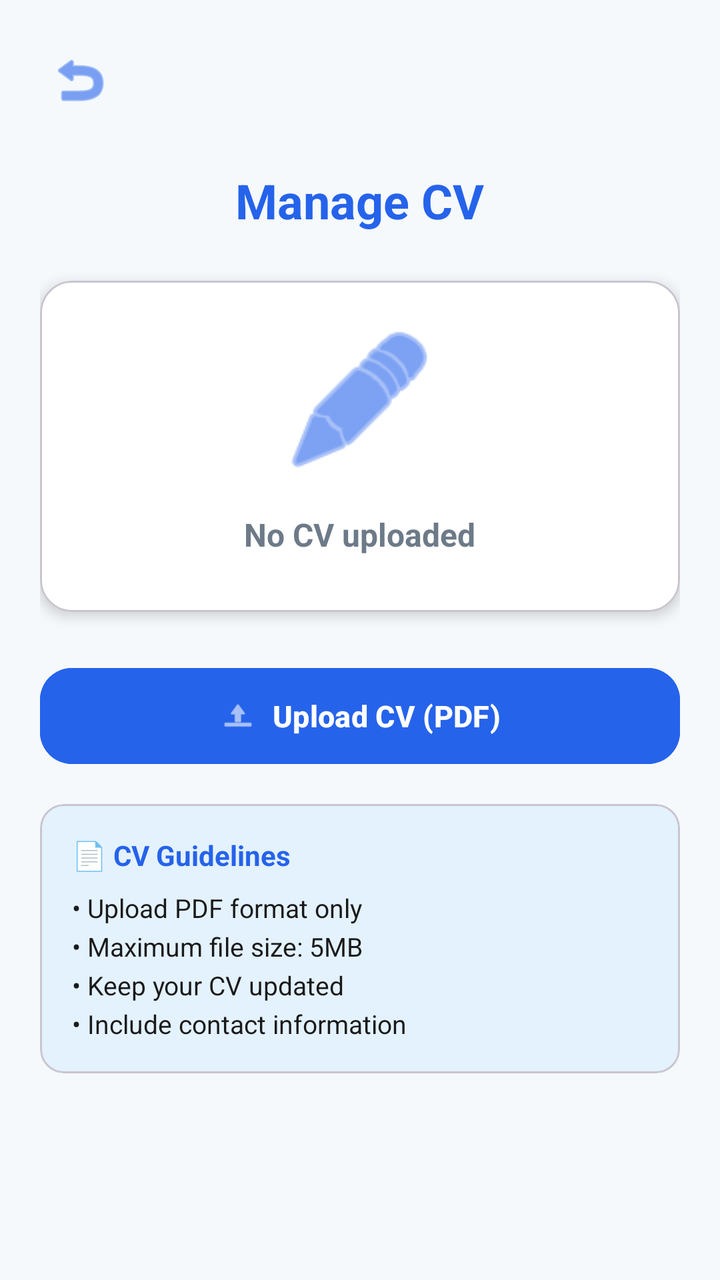
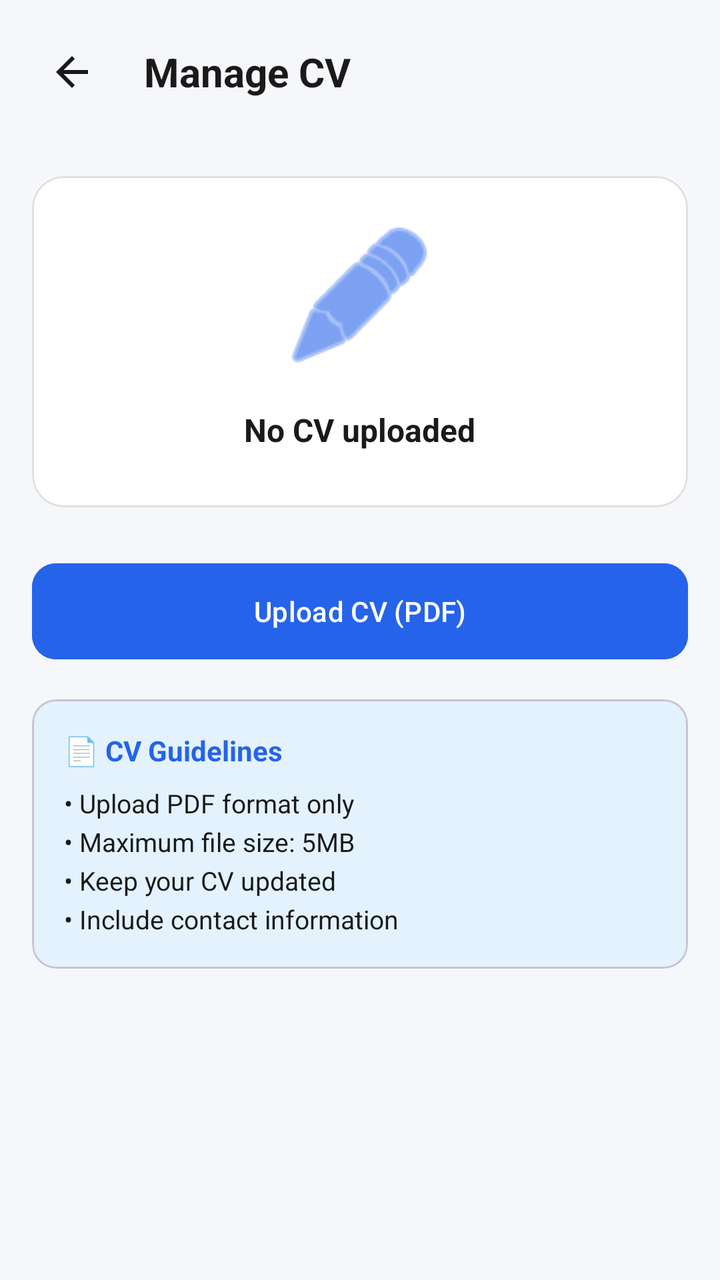

Two renders of the same Android screen: before a commit and after it. Below are the layout's source before the change and the commit's diff.
<!-- AndroidManifest.xml: application theme Theme.WorkWiseSA -->
<!-- res/layout/settingsmanagecv.xml -->
<?xml version="1.0" encoding="utf-8"?>
<ScrollView
    xmlns:android="http://schemas.android.com/apk/res/android"
    xmlns:app="http://schemas.android.com/apk/res-auto"
    xmlns:tools="http://schemas.android.com/tools"
    android:layout_width="match_parent"
    android:layout_height="match_parent"
    android:background="#F5F9FC"
    android:fillViewport="true">

    <LinearLayout
        android:layout_width="match_parent"
        android:layout_height="wrap_content"
        android:orientation="vertical"
        android:padding="20dp">

        
        <ImageButton
            android:id="@+id/backButton"
            android:layout_width="40dp"
            android:layout_height="40dp"
            android:layout_marginBottom="24dp"
            android:background="?attr/selectableItemBackgroundBorderless"
            android:src="@android:drawable/ic_menu_revert"
            app:tint="@color/colorPrimary"
            tools:ignore="ContentDescription" />

        
        <TextView
            android:layout_width="wrap_content"
            android:layout_height="wrap_content"
            android:layout_gravity="center_horizontal"
            android:text="Manage CV"
            android:textColor="@color/colorPrimary"
            android:textSize="24sp"
            android:textStyle="bold"
            android:layout_marginBottom="24dp" />

        
        <com.google.android.material.card.MaterialCardView
            android:id="@+id/cvStatusCard"
            android:layout_width="match_parent"
            android:layout_height="wrap_content"
            android:layout_marginBottom="24dp"
            android:backgroundTint="#FFFFFF"
            app:cardCornerRadius="16dp"
            app:cardElevation="4dp">

            <LinearLayout
                android:layout_width="match_parent"
                android:layout_height="wrap_content"
                android:orientation="vertical"
                android:padding="20dp"
                android:gravity="center">

                
                <ImageView
                    android:id="@+id/cvIcon"
                    android:layout_width="80dp"
                    android:layout_height="80dp"
                    android:layout_marginBottom="16dp"
                    android:src="@android:drawable/ic_menu_edit"
                    app:tint="@color/colorPrimary"
                    tools:ignore="ContentDescription" />

                
                <TextView
                    android:id="@+id/cvStatusText"
                    android:layout_width="wrap_content"
                    android:layout_height="wrap_content"
                    android:text="No CV uploaded"
                    android:textColor="#6D7A88"
                    android:textSize="16sp"
                    android:textStyle="bold"
                    android:layout_marginBottom="8dp" />

                
                <TextView
                    android:id="@+id/cvFileName"
                    android:layout_width="wrap_content"
                    android:layout_height="wrap_content"
                    android:text=""
                    android:textColor="#1A1A1A"
                    android:textSize="14sp"
                    android:visibility="gone"
                    android:layout_marginBottom="8dp" />

                
                <TextView
                    android:id="@+id/cvUploadDate"
                    android:layout_width="wrap_content"
                    android:layout_height="wrap_content"
                    android:text=""
                    android:textColor="#6D7A88"
                    android:textSize="12sp"
                    android:visibility="gone" />
            </LinearLayout>
        </com.google.android.material.card.MaterialCardView>

        
        <com.google.android.material.button.MaterialButton
            android:id="@+id/uploadCvButton"
            style="@style/Widget.Material3.Button"
            android:layout_width="match_parent"
            android:layout_height="56dp"
            android:layout_marginBottom="16dp"
            android:text="Upload CV (PDF)"
            android:textSize="15sp"
            android:textStyle="bold"
            app:icon="@android:drawable/ic_menu_upload"
            app:iconGravity="textStart"
            app:cornerRadius="16dp"
            android:backgroundTint="@color/colorPrimary" />

        
        <com.google.android.material.button.MaterialButton
            android:id="@+id/viewCvButton"
            style="@style/Widget.Material3.Button.OutlinedButton"
            android:layout_width="match_parent"
            android:layout_height="56dp"
            android:layout_marginBottom="16dp"
            android:text="View CV"
            android:textSize="15sp"
            android:textStyle="bold"
            android:visibility="gone"
            app:icon="@android:drawable/ic_menu_view"
            app:iconGravity="textStart"
            app:cornerRadius="16dp"
            app:strokeColor="@color/colorPrimary"
            android:textColor="@color/colorPrimary"
            tools:visibility="visible" />

        
        <com.google.android.material.button.MaterialButton
            android:id="@+id/downloadCvButton"
            style="@style/Widget.Material3.Button.OutlinedButton"
            android:layout_width="match_parent"
            android:layout_height="56dp"
            android:layout_marginBottom="16dp"
            android:text="Download CV"
            android:textSize="15sp"
            android:textStyle="bold"
            android:visibility="gone"
            app:icon="@android:drawable/stat_sys_download"
            app:iconGravity="textStart"
            app:cornerRadius="16dp"
            app:strokeColor="@color/colorPrimary"
            android:textColor="@color/colorPrimary"
            tools:visibility="visible" />

        
        <com.google.android.material.button.MaterialButton
            android:id="@+id/removeCvButton"
            style="@style/Widget.Material3.Button"
            android:layout_width="match_parent"
            android:layout_height="56dp"
            android:layout_marginBottom="24dp"
            android:text="Remove CV"
            android:textSize="15sp"
            android:textStyle="bold"
            android:visibility="gone"
            app:icon="@android:drawable/ic_menu_delete"
            app:iconGravity="textStart"
            app:cornerRadius="16dp"
            android:backgroundTint="#EF5350"
            tools:visibility="visible" />

        
        <com.google.android.material.card.MaterialCardView
            android:layout_width="match_parent"
            android:layout_height="wrap_content"
            android:layout_marginBottom="80dp"
            android:backgroundTint="#E3F2FD"
            app:cardCornerRadius="12dp"
            app:cardElevation="0dp">

            <LinearLayout
                android:layout_width="match_parent"
                android:layout_height="wrap_content"
                android:orientation="vertical"
                android:padding="16dp">

                <TextView
                    android:layout_width="wrap_content"
                    android:layout_height="wrap_content"
                    android:text="📄 CV Guidelines"
                    android:textColor="@color/colorPrimary"
                    android:textSize="14sp"
                    android:textStyle="bold"
                    android:layout_marginBottom="8dp" />

                <TextView
                    android:layout_width="wrap_content"
                    android:layout_height="wrap_content"
                    android:text="• Upload PDF format only\n• Maximum file size: 5MB\n• Keep your CV updated\n• Include contact information"
                    android:textColor="#1A1A1A"
                    android:textSize="13sp"
                    android:lineSpacingExtra="4dp" />
            </LinearLayout>
        </com.google.android.material.card.MaterialCardView>
    </LinearLayout>
</ScrollView>
<!-- resources referenced by this layout -->
<resources>
  <color name="colorPrimary">#2563EB</color>
  <style name="Theme.WorkWiseSA" parent="Theme.Material3.Light.NoActionBar">
          <item name="colorPrimary">@color/colorPrimary</item>
          <item name="colorOnPrimary">@color/colorOnPrimary</item>
          <item name="colorSecondary">@color/colorSecondary</item>
          <item name="android:statusBarColor">@color/colorPrimary</item>
          <item name="android:navigationBarColor">@color/colorPrimary</item>
  
          
          <item name="textInputStyle">@style/Widget.WorkWise.TextInputLayout</item>
      </style>
  <color name="colorOnPrimary">#FFFFFF</color>
  <color name="colorSecondary">#0EA5E9</color>
  <style name="Widget.WorkWise.TextInputLayout" parent="Widget.Material3.TextInputLayout.OutlinedBox">
          <item name="boxBackgroundColor">@color/colorSurface</item>
          <item name="boxCornerRadiusTopStart">14dp</item>
          <item name="boxCornerRadiusTopEnd">14dp</item>
          <item name="boxCornerRadiusBottomStart">14dp</item>
          <item name="boxCornerRadiusBottomEnd">14dp</item>
      </style>
  <color name="colorSurface">#FFFFFF</color>
</resources>

<!-- the commit's change to res/layout/settingsmanagecv.xml (unified diff, before → after) -->
@@ -1,202 +1,196 @@
 <?xml version="1.0" encoding="utf-8"?>
-<ScrollView
+<RelativeLayout
     xmlns:android="http://schemas.android.com/apk/res/android"
     xmlns:app="http://schemas.android.com/apk/res-auto"
     xmlns:tools="http://schemas.android.com/tools"
     android:layout_width="match_parent"
     android:layout_height="match_parent"
-    android:background="#F5F9FC"
-    android:fillViewport="true">
+    android:background="#F5F7FA"
+    android:fitsSystemWindows="true">
 
     <LinearLayout
+        android:id="@+id/headerLayout"
         android:layout_width="match_parent"
         android:layout_height="wrap_content"
-        android:orientation="vertical"
-        android:padding="20dp">
+        android:background="#F5F7FA"
+        android:orientation="horizontal"
+        android:gravity="center_vertical"
+        android:padding="16dp">
 
-        
         <ImageButton
             android:id="@+id/backButton"
             android:layout_width="40dp"
             android:layout_height="40dp"
-            android:layout_marginBottom="24dp"
             android:background="?attr/selectableItemBackgroundBorderless"
-            android:src="@android:drawable/ic_menu_revert"
-            app:tint="@color/colorPrimary"
-            tools:ignore="ContentDescription" />
+            android:src="@drawable/baselinearrowback24"
+            app:tint="#1A1A1A" />
 
-        
         <TextView
             android:layout_width="wrap_content"
             android:layout_height="wrap_content"
-            android:layout_gravity="center_horizontal"
+            android:layout_marginStart="16dp"
             android:text="Manage CV"
-            android:textColor="@color/colorPrimary"
-            android:textSize="24sp"
-            android:textStyle="bold"
-            android:layout_marginBottom="24dp" />
+            android:textColor="#1A1A1A"
+            android:textSize="20sp"
+            android:textStyle="bold" />
+    </LinearLayout>
 
-        
-        <com.google.android.material.card.MaterialCardView
-            android:id="@+id/cvStatusCard"
+    <ScrollView
+        android:layout_width="match_parent"
+        android:layout_height="match_parent"
+        android:layout_below="@id/headerLayout"
+        android:fillViewport="true">
+
+        <LinearLayout
             android:layout_width="match_parent"
             android:layout_height="wrap_content"
-            android:layout_marginBottom="24dp"
-            android:backgroundTint="#FFFFFF"
-            app:cardCornerRadius="16dp"
-            app:cardElevation="4dp">
+            android:orientation="vertical"
+            android:padding="16dp">
 
-            <LinearLayout
+            <com.google.android.material.card.MaterialCardView
+                android:id="@+id/cvStatusCard"
                 android:layout_width="match_parent"
                 android:layout_height="wrap_content"
-                android:orientation="vertical"
-                android:padding="20dp"
-                android:gravity="center">
+                android:layout_marginBottom="24dp"
+                app:cardBackgroundColor="#FFFFFF"
+                app:cardCornerRadius="16dp"
+                app:cardElevation="0dp"
+                app:strokeColor="#E0E0E0"
+                app:strokeWidth="1dp">
 
-                
-                <ImageView
-                    android:id="@+id/cvIcon"
-                    android:layout_width="80dp"
-                    android:layout_height="80dp"
-                    android:layout_marginBottom="16dp"
-                    android:src="@android:drawable/ic_menu_edit"
-                    app:tint="@color/colorPrimary"
-                    tools:ignore="ContentDescription" />
+                <LinearLayout
+                    android:layout_width="match_parent"
+                    android:layout_height="wrap_content"
+                    android:orientation="vertical"
+                    android:padding="20dp"
+                    android:gravity="center">
 
-                
-                <TextView
-                    android:id="@+id/cvStatusText"
-                    android:layout_width="wrap_content"
-                    android:layout_height="wrap_content"
-                    android:text="No CV uploaded"
-                    android:textColor="#6D7A88"
-                    android:textSize="16sp"
-                    android:textStyle="bold"
-                    android:layout_marginBottom="8dp" />
+                    <ImageView
+                        android:id="@+id/cvIcon"
+                        android:layout_width="80dp"
+                        android:layout_height="80dp"
+                        android:layout_marginBottom="16dp"
+                        android:src="@android:drawable/ic_menu_edit"
+                        app:tint="@color/colorPrimary"
+                        tools:ignore="ContentDescription" />
 
-                
-                <TextView
-                    android:id="@+id/cvFileName"
-                    android:layout_width="wrap_content"
-                    android:layout_height="wrap_content"
-                    android:text=""
-                    android:textColor="#1A1A1A"
-                    android:textSize="14sp"
-                    android:visibility="gone"
-                    android:layout_marginBottom="8dp" />
+                    <TextView
+                        android:id="@+id/cvStatusText"
+                        android:layout_width="wrap_content"
+                        android:layout_height="wrap_content"
+                        android:text="No CV uploaded"
+                        android:textColor="#1A1A1A"
+                        android:textSize="16sp"
+                        android:textStyle="bold"
+                        android:layout_marginBottom="8dp" />
 
-                
-                <TextView
-                    android:id="@+id/cvUploadDate"
-                    android:layout_width="wrap_content"
-                    android:layout_height="wrap_content"
-                    android:text=""
-                    android:textColor="#6D7A88"
-                    android:textSize="12sp"
-                    android:visibility="gone" />
-            </LinearLayout>
-        </com.google.android.material.card.MaterialCardView>
+                    <TextView
+                        android:id="@+id/cvFileName"
+                        android:layout_width="wrap_content"
+                        android:layout_height="wrap_content"
+                        android:text="Your_CV_File.pdf"
+                        android:textColor="#6D7A88"
+                        android:textSize="14sp"
+                        android:visibility="gone"
+                        android:layout_marginBottom="4dp" />
 
-        
-        <com.google.android.material.button.MaterialButton
-            android:id="@+id/uploadCvButton"
-            style="@style/Widget.Material3.Button"
-            android:layout_width="match_parent"
-            android:layout_height="56dp"
-            android:layout_marginBottom="16dp"
-            android:text="Upload CV (PDF)"
-            android:textSize="15sp"
-            android:textStyle="bold"
-            app:icon="@android:drawable/ic_menu_upload"
-            app:iconGravity="textStart"
-            app:cornerRadius="16dp"
-            android:backgroundTint="@color/colorPrimary" />
+                    <TextView
+                        android:id="@+id/cvUploadDate"
+                        android:layout_width="wrap_content"
+                        android:layout_height="wrap_content"
+                        android:text="Uploaded: 2025-11-13"
+                        android:textColor="#6D7A88"
+                        android:textSize="12sp"
+                        android:visibility="gone" />
+                </LinearLayout>
+            </com.google.android.material.card.MaterialCardView>
 
-        
-        <com.google.android.material.button.MaterialButton
-            android:id="@+id/viewCvButton"
-            style="@style/Widget.Material3.Button.OutlinedButton"
-            android:layout_width="match_parent"
-            android:layout_height="56dp"
-            android:layout_marginBottom="16dp"
-            android:text="View CV"
-            android:textSize="15sp"
-            android:textStyle="bold"
-            android:visibility="gone"
-            app:icon="@android:drawable/ic_menu_view"
-            app:iconGravity="textStart"
-            app:cornerRadius="16dp"
-            app:strokeColor="@color/colorPrimary"
-            android:textColor="@color/colorPrimary"
-            tools:visibility="visible" />
+            <com.google.android.material.button.MaterialButton
+                android:id="@+id/uploadCvButton"
+                android:layout_width="match_parent"
+                android:layout_height="56dp"
+                android:layout_marginBottom="16dp"
+                android:text="Upload CV (PDF)"
+                android:elevation="0dp"
+                android:stateListAnimator="@null"
+                app:cornerRadius="12dp"
+                android:backgroundTint="@color/colorPrimary" />
 
-        
-        <com.google.android.material.button.MaterialButton
-            android:id="@+id/downloadCvButton"
-            style="@style/Widget.Material3.Button.OutlinedButton"
-            android:layout_width="match_parent"
-            android:layout_height="56dp"
-            android:layout_marginBottom="16dp"
-            android:text="Download CV"
-            android:textSize="15sp"
-            android:textStyle="bold"
-            android:visibility="gone"
-            app:icon="@android:drawable/stat_sys_download"
-            app:iconGravity="textStart"
-            app:cornerRadius="16dp"
-            app:strokeColor="@color/colorPrimary"
-            android:textColor="@color/colorPrimary"
-            tools:visibility="visible" />
+            <com.google.android.material.button.MaterialButton
+                android:id="@+id/viewCvButton"
+                style="@style/Widget.MaterialComponents.Button.OutlinedButton"
+                android:layout_width="match_parent"
+                android:layout_height="56dp"
+                android:layout_marginBottom="16dp"
+                android:text="View CV"
+                android:visibility="gone"
+                android:elevation="0dp"
+                android:stateListAnimator="@null"
+                app:cornerRadius="12dp"
+                app:strokeColor="@color/colorPrimary"
+                android:textColor="@color/colorPrimary"
+                tools:visibility="visible" />
 
-        
-        <com.google.android.material.button.MaterialButton
-            android:id="@+id/removeCvButton"
-            style="@style/Widget.Material3.Button"
-            android:layout_width="match_parent"
-            android:layout_height="56dp"
-            android:layout_marginBottom="24dp"
-            android:text="Remove CV"
-            android:textSize="15sp"
-            android:textStyle="bold"
-            android:visibility="gone"
-            app:icon="@android:drawable/ic_menu_delete"
-            app:iconGravity="textStart"
-            app:cornerRadius="16dp"
-            android:backgroundTint="#EF5350"
-            tools:visibility="visible" />
+            <com.google.android.material.button.MaterialButton
+                android:id="@+id/downloadCvButton"
+                style="@style/Widget.MaterialComponents.Button.OutlinedButton"
+                android:layout_width="match_parent"
+                android:layout_height="56dp"
+                android:layout_marginBottom="16dp"
+                android:text="Download CV"
+                android:visibility="gone"
+                android:elevation="0dp"
+                android:stateListAnimator="@null"
+                app:cornerRadius="12dp"
+                app:strokeColor="@color/colorPrimary"
+                android:textColor="@color/colorPrimary"
+                tools:visibility="visible" />
 
-        
-        <com.google.android.material.card.MaterialCardView
-            android:layout_width="match_parent"
-            android:layout_height="wrap_content"
-            android:layout_marginBottom="80dp"
-            android:backgroundTint="#E3F2FD"
-            app:cardCornerRadius="12dp"
-            app:cardElevation="0dp">
+            <com.google.android.material.button.MaterialButton
+                android:id="@+id/removeCvButton"
+                android:layout_width="match_parent"
+                android:layout_height="56dp"
+                android:layout_marginBottom="24dp"
+                android:text="Remove CV"
+                android:visibility="gone"
+                android:elevation="0dp"
+                android:stateListAnimator="@null"
+                app:cornerRadius="12dp"
+                android:backgroundTint="#EF5350"
+                tools:visibility="visible" />
 
-            <LinearLayout
+            <com.google.android.material.card.MaterialCardView
                 android:layout_width="match_parent"
                 android:layout_height="wrap_content"
-                android:orientation="vertical"
-                android:padding="16dp">
+                android:layout_marginBottom="80dp"
+                android:backgroundTint="#E3F2FD"
+                app:cardCornerRadius="12dp"
+                app:cardElevation="0dp">
 
-                <TextView
-                    android:layout_width="wrap_content"
+                <LinearLayout
+                    android:layout_width="match_parent"
                     android:layout_height="wrap_content"
-                    android:text="📄 CV Guidelines"
-                    android:textColor="@color/colorPrimary"
-                    android:textSize="14sp"
-                    android:textStyle="bold"
-                    android:layout_marginBottom="8dp" />
+                    android:orientation="vertical"
+                    android:padding="16dp">
 
-                <TextView
-                    android:layout_width="wrap_content"
-                    android:layout_height="wrap_content"
-                    android:text="• Upload PDF format only\n• Maximum file size: 5MB\n• Keep your CV updated\n• Include contact information"
-                    android:textColor="#1A1A1A"
-                    android:textSize="13sp"
-                    android:lineSpacingExtra="4dp" />
-            </LinearLayout>
-        </com.google.android.material.card.MaterialCardView>
-    </LinearLayout>
-</ScrollView>
+                    <TextView
+                        android:layout_width="wrap_content"
+                        android:layout_height="wrap_content"
+                        android:text="📄 CV Guidelines"
+                        android:textColor="@color/colorPrimary"
+                        android:textSize="14sp"
+                        android:textStyle="bold"
+                        android:layout_marginBottom="8dp" />
+
+                    <TextView
+                        android:layout_width="wrap_content"
+                        android:layout_height="wrap_content"
+                        android:text="• Upload PDF format only\n• Maximum file size: 5MB\n• Keep your CV updated\n• Include contact information"
+                        android:textColor="#1A1A1A"
+                        android:textSize="13sp"
+                        android:lineSpacingExtra="4dp" />
+                </LinearLayout>
+            </com.google.android.material.card.MaterialCardView>
+        </LinearLayout>
+    </ScrollView>
+</RelativeLayout>
<!-- resource entries referenced after the edit -->
@@ -1,6 +1,17 @@
 <!-- resources referenced by this layout -->
 <resources>
   <color name="colorPrimary">#2563EB</color>
+  <!-- drawable baselinearrowback24 (drawable) -->
+  <?xml version="1.0" encoding="utf-8"?>
+  <vector xmlns:android="http://schemas.android.com/apk/res/android"
+      android:width="24dp"
+      android:height="24dp"
+      android:viewportWidth="24"
+      android:viewportHeight="24">
+      <path
+          android:fillColor="@android:color/black"
+          android:pathData="M20,11H7.83l5.59,-5.59L12,4l-8,8 8,8 1.41,-1.41L7.83,13H20v-2z"/>
+  </vector>
   <style name="Theme.WorkWiseSA" parent="Theme.Material3.Light.NoActionBar">
           <item name="colorPrimary">@color/colorPrimary</item>
           <item name="colorOnPrimary">@color/colorOnPrimary</item>
